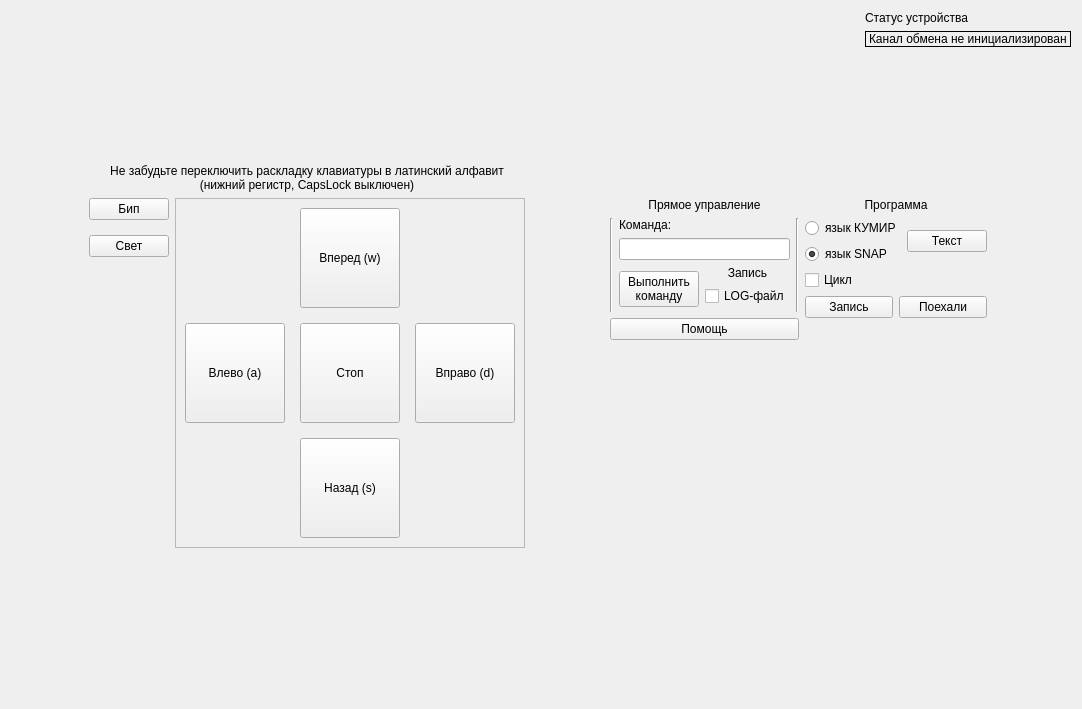
woronin/smartcar, file forms/bluetoothmode.ui: the form before one commit.
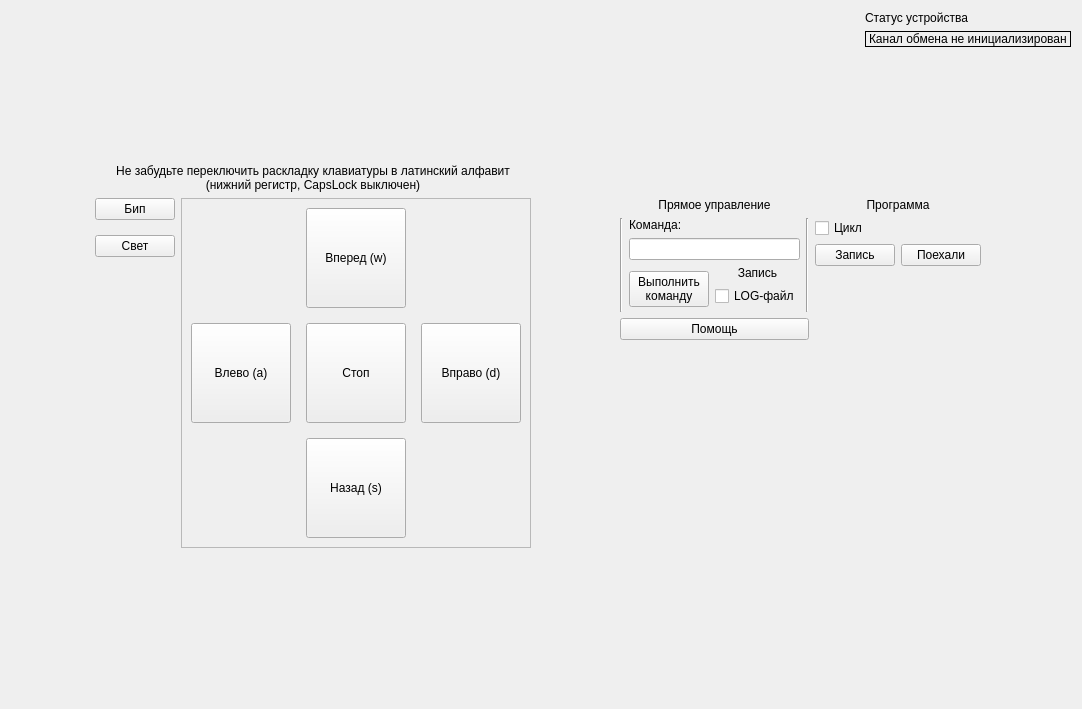
The form after the commit. Icons and pictures are not drawn.

Commit message: remove wasted from bluetoothmode

Diff of the .ui file:
```diff
--- a/forms/bluetoothmode.ui
+++ b/forms/bluetoothmode.ui
@@ -397,44 +397,6 @@
          </property>
         </widget>
        </item>
-       <item>
-        <layout class="QHBoxLayout" name="horizontalLayout_3">
-         <item>
-          <layout class="QVBoxLayout" name="verticalLayout_17">
-           <item>
-            <widget class="QRadioButton" name="BKumir">
-             <property name="text">
-              <string>язык КУМИР</string>
-             </property>
-             <property name="checked">
-              <bool>false</bool>
-             </property>
-            </widget>
-           </item>
-           <item>
-            <widget class="QRadioButton" name="BXML">
-             <property name="enabled">
-              <bool>true</bool>
-             </property>
-             <property name="text">
-              <string>язык SNAP</string>
-             </property>
-             <property name="checked">
-              <bool>true</bool>
-             </property>
-            </widget>
-           </item>
-          </layout>
-         </item>
-         <item>
-          <widget class="QPushButton" name="BPokazProgr">
-           <property name="text">
-            <string>Текст</string>
-           </property>
-          </widget>
-         </item>
-        </layout>
-       </item>
        <item>
         <widget class="QCheckBox" name="checkCicl">
          <property name="text">
```
The commit also changes 2 other files.
